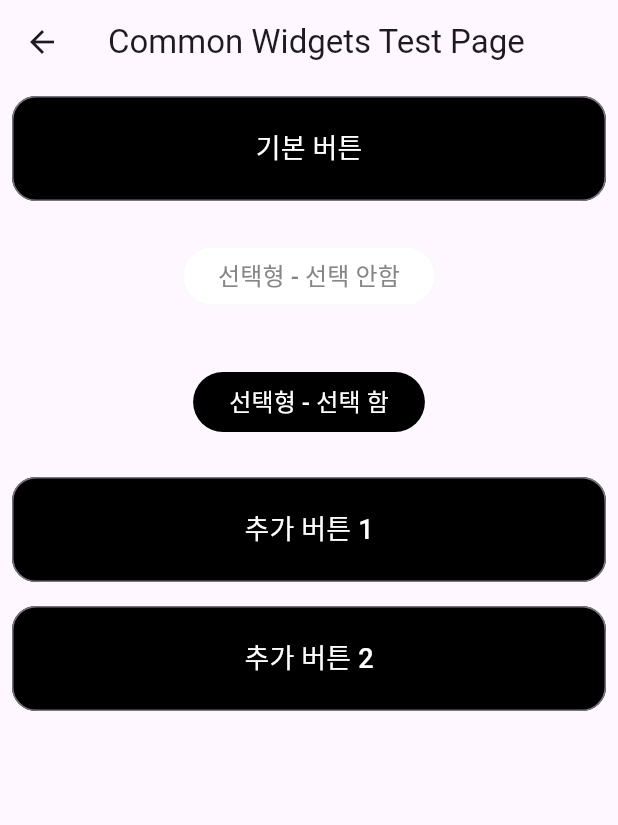
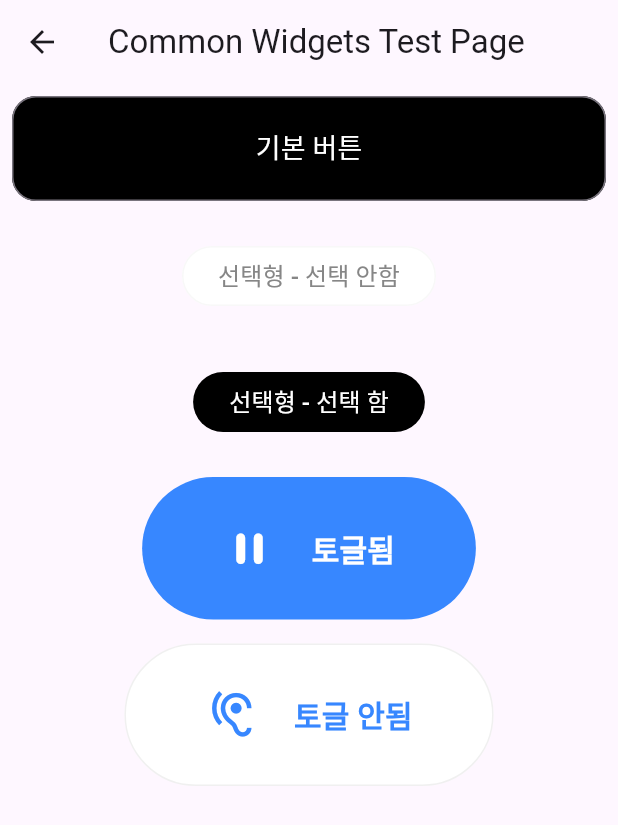
Before and after one commit to Pillar-Bridge/bridge-flutter, a Flutter app: the screen it shows after launch, on a phone screen of 412 x 824 dp. Shown: the top 825 px of the screen. Run offline on Flutter 3.47's test engine with Material 3 defaults, Android fonts, the phone set to English and light mode, and no system bars; Roboto replaces fonts that are missing (Pretendard); project files that could hold a hidden picture were left out.

Commit message:
feat:  Add icon toggle button

```diff
--- a/lib/ui/screens/common_widget_test_screen.dart
+++ b/lib/ui/screens/common_widget_test_screen.dart
@@ -1,3 +1,4 @@
+import 'package:bridge_flutter/ui/widgets/buttons/button_icon.dart';
 import 'package:bridge_flutter/ui/widgets/buttons/button_select.dart';
 import 'package:flutter/material.dart';
 
@@ -48,22 +49,22 @@ class CommonWidgetScreen extends StatelessWidget {
             ),
             Padding(
               padding: const EdgeInsets.all(8.0),
-              child: BasicButton(
-                label: '추가 버튼 1',
-                onPressed: () {
-                  // 버튼 클릭 시 수행할 작업
-                  print('Additional button 1 clicked!');
-                },
+              child: IconToggleButton(
+                icon: Icons.pause_rounded,
+                toggleColor: Color(0xFF3787FF),
+                isToggled: true,
+                label: '토글됨',
+                onPressed: () {},
               ),
             ),
             Padding(
               padding: const EdgeInsets.all(8.0),
-              child: BasicButton(
-                label: '추가 버튼 2',
-                onPressed: () {
-                  // 버튼 클릭 시 수행할 작업
-                  print('Additional button 2 clicked!');
-                },
+              child: IconToggleButton(
+                icon: Icons.hearing,
+                toggleColor: Color(0xFF3787FF),
+                isToggled: false,
+                label: '토글 안됨',
+                onPressed: () {},
               ),
             ),
             // 다른 공용 위젯들을 여기에 추가
--- /dev/null
+++ b/lib/ui/widgets/buttons/button_icon.dart
@@ -0,0 +1,59 @@
+import 'package:flutter/material.dart';
+
+class IconToggleButton extends StatelessWidget {
+  final String label;
+  final VoidCallback onPressed;
+  final IconData icon;
+  final bool isToggled;
+  final Color toggleColor;
+  final Color basicColor;
+
+  const IconToggleButton(
+      {Key? key,
+      required this.label,
+      required this.onPressed,
+      required this.icon,
+      required this.isToggled,
+      required this.toggleColor,
+      this.basicColor = Colors.white})
+      : super(key: key);
+
+  @override
+  Widget build(BuildContext context) {
+    return IntrinsicWidth(
+      child: OutlinedButton(
+        onPressed: onPressed,
+        style: ElevatedButton.styleFrom(
+          backgroundColor: isToggled ? toggleColor : basicColor,
+          shape: RoundedRectangleBorder(
+            borderRadius: BorderRadius.circular(100.0),
+          ),
+          side: isToggled
+              ? BorderSide.none
+              : const BorderSide(width: 1, color: Color(0xfff0f0f0)),
+        ),
+        child: Padding(
+          padding: const EdgeInsets.all(30),
+          child: Row(
+            children: [
+              Icon(
+                icon,
+                color: isToggled ? basicColor : toggleColor,
+                size: 35,
+              ),
+              SizedBox(width: 24), // Add desired width here
+              Text(
+                label,
+                style: TextStyle(
+                  color: isToggled ? basicColor : toggleColor,
+                  fontSize: 20,
+                  fontWeight: FontWeight.w600,
+                ),
+              ),
+            ],
+          ),
+        ),
+      ),
+    );
+  }
+}
```
